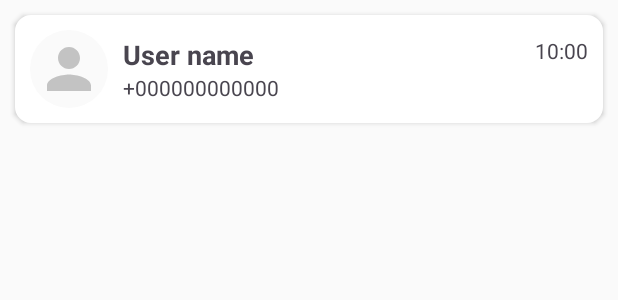
After one commit to well-to-do-pistol/WhatsApp, an Android app: the layout recent_chat_recycler_row.xml on its own in the app's theme, with its tools: preview values and no code run, on a phone screen of 412 x 824 dp. The commit adds this screen. Shown: the top 300 px of the screen. Run offline under Robolectric (Android 15) with nearby library versions, the phone set to English and light mode, and no system bars.

Commit message:
v0.4_beforeSolveBackBtn

```diff
--- /dev/null
+++ b/app/src/main/res/layout/recent_chat_recycler_row.xml
@@ -0,0 +1,50 @@
+<?xml version="1.0" encoding="utf-8"?>
+<LinearLayout xmlns:android="http://schemas.android.com/apk/res/android"
+    android:layout_width="match_parent"
+    android:layout_height="wrap_content"
+    xmlns:tools="http://schemas.android.com/tools"
+    android:background="@drawable/edit_text_rounded_corner"
+    android:layout_margin="10dp"
+    android:elevation="2dp">
+
+    <include layout="@layout/profile_pic_view"
+        android:layout_width="52dp"
+        android:layout_height="52dp"
+        android:layout_gravity="center"
+        android:layout_margin="10dp"
+        />
+
+    <LinearLayout
+        android:layout_width="match_parent"
+        android:layout_height="wrap_content"
+        android:orientation="vertical"
+        android:layout_gravity="center">
+        <RelativeLayout
+            android:layout_width="match_parent"
+            android:layout_height="wrap_content">
+            <TextView
+                android:layout_width="wrap_content"
+                android:layout_height="wrap_content"
+                tools:text="User name"
+                android:textSize="18sp"
+                android:textStyle="bold"
+                android:id="@+id/user_name_text"
+                />
+            <TextView
+                android:layout_width="wrap_content"
+                android:layout_height="wrap_content"
+                tools:text="10:00"
+                android:layout_alignParentEnd="true"
+                android:layout_marginEnd="10dp"
+                android:id="@+id/last_message_time_text"/>
+        </RelativeLayout>
+
+        <TextView
+            android:layout_width="wrap_content"
+            android:layout_height="wrap_content"
+            tools:text="+000000000000"
+            android:id="@+id/last_message_text"/>
+
+    </LinearLayout>
+
+</LinearLayout>
```
Also changed, not shown: app/src/main/java/com/example/easychat/ChatActivity.java (+11 -1 lines), app/src/main/java/com/example/easychat/ChatFragment.java (+56 -1 lines), app/src/main/java/com/example/easychat/adapter/RecentChatRecyclerAdapter.java (added, +86 -0 lines), app/src/main/java/com/example/easychat/model/ChatroomModel.java (+9 -0 lines), app/src/main/java/com/example/easychat/utils/FirebaseUtil.java (+20 -0 lines), app/src/main/res/layout/fragment_chat.xml (+3 -6 lines).
